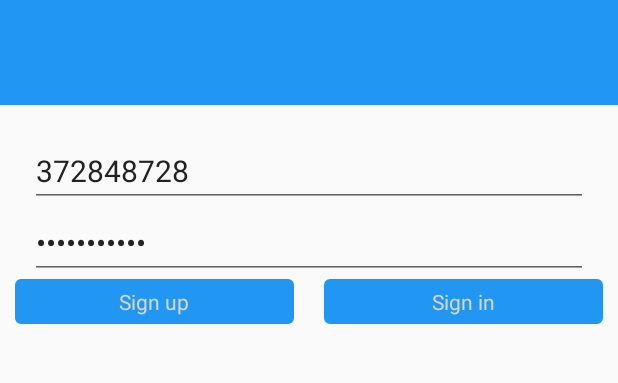
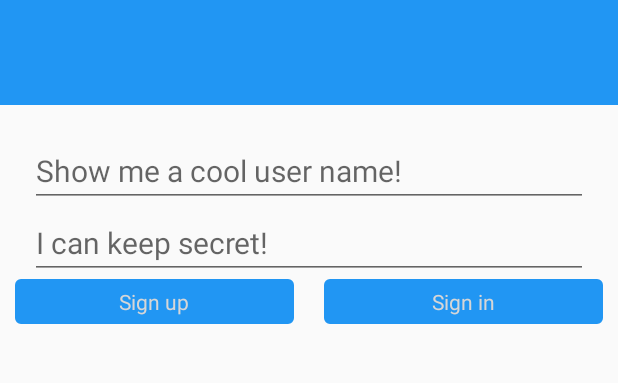
Before and after one commit to melvin11112015/YiJi, an Android app: the fragment NoUserFragment placed in its activity, on a phone screen of 412 x 824 dp, the part 279-662 px from its top. Run offline under Robolectric (Android 15) with nearby library versions, the phone set to English and light mode, and no system bars; our stand-ins replace ButterKnife, CircleImageView, EventBus; libraries missing offline, so code that uses them is left out: com.afollestad.materialdialogs, com.daimajia.androidanimations, com.dd, com.github.johnpersano.supertoasts, com.orhanobut.logger and 3 more; plain views replace MaterialEditText; 11 statements that could not run were skipped.

Commit message:
fix some display problems

```diff
--- a/app/src/main/java/io/github/yylyingy/yiji/activities/AddRecordActivity.java
+++ b/app/src/main/java/io/github/yylyingy/yiji/activities/AddRecordActivity.java
@@ -2,6 +2,7 @@ package io.github.yylyingy.yiji.activities;
 
 import android.content.Intent;
 import android.support.v4.app.FragmentManager;
+import android.support.v4.app.FragmentTransaction;
 import android.support.v7.app.ActionBar;
 import android.support.v7.app.ActionBarDrawerToggle;
 import android.support.v7.app.AppCompatActivity;
@@ -22,6 +23,7 @@ import io.github.yylyingy.yiji.ui.TagChooseFragment;
 
 public class AddRecordActivity extends BaseActivity implements TagChooseFragment.OnTagItemSelectedListener {
 
+    private static final String FRAGMENT_TAG = "1";
     @BindView(R.id.toolbar)
     protected Toolbar mToolbar;
     AddRecordFragment   mRecordFragment;
@@ -43,11 +45,14 @@ public class AddRecordActivity extends BaseActivity implements TagChooseFragment
         DrawerArrowDrawable arrowDrawable = new DrawerArrowDrawable(this);
         arrowDrawable.setColor(getResources().getColor(R.color.colorWhite));
         mToolbar.setNavigationIcon(arrowDrawable);
-        mRecordFragment = new AddRecordFragment();
-        mFragmentManager.beginTransaction()
-                .replace(R.id.container,mRecordFragment)
-                .show(mRecordFragment)
-                .commit();
+        mRecordFragment = (AddRecordFragment) mFragmentManager.findFragmentByTag(FRAGMENT_TAG);
+        if (mRecordFragment == null) {
+            mRecordFragment = new AddRecordFragment();
+            FragmentTransaction transaction = mFragmentManager.beginTransaction();
+            transaction.replace(R.id.container, mRecordFragment, FRAGMENT_TAG)
+                    .show(mRecordFragment)
+                    .commit();
+        }
     }
 
     @Override
@@ -55,11 +60,6 @@ public class AddRecordActivity extends BaseActivity implements TagChooseFragment
         startActivity(new Intent(AddRecordActivity.this,MainActivity.class));
         return super.onOptionsItemSelected(item);
     }
-
-//    @Override
-//    protected void initButterKnife() {
-//        mUnbinder = ButterKnife.bind(this);
-//    }
 
     @Override
     public void onTagItemPicked(int position) {
--- a/app/src/main/java/io/github/yylyingy/yiji/addrecord/AddRecordFragment.java
+++ b/app/src/main/java/io/github/yylyingy/yiji/addrecord/AddRecordFragment.java
@@ -160,6 +160,8 @@ public class AddRecordFragment extends BaseFragment {
             }
         });
 
+
+
         eraser.setOnClickListener(new View.OnClickListener() {
             @Override
             public void onClick(View v) {
@@ -173,5 +175,4 @@ public class AddRecordFragment extends BaseFragment {
 
     }
 
-
 }
--- a/app/src/main/java/io/github/yylyingy/yiji/ui/EditMoneyFragment.java
+++ b/app/src/main/java/io/github/yylyingy/yiji/ui/EditMoneyFragment.java
@@ -94,6 +94,16 @@ public class EditMoneyFragment extends Fragment {
         return mView;
     }
 
+    @Override
+    public void onViewCreated(View view, @Nullable Bundle savedInstanceState) {
+        super.onViewCreated(view, savedInstanceState);
+        setTagImage(R.color.transparent);
+        setTagName("");
+        setTagId(-1);
+        setNumberText("");
+        setHelpText(" ");
+    }
+
     public interface OnTagItemSelectedListener {
         void onTagItemPicked(int position);
     }
--- a/app/src/main/res/layout/fragment_no_account.xml
+++ b/app/src/main/res/layout/fragment_no_account.xml
@@ -40,7 +40,6 @@
             android:layout_marginRight="20dp"
             android:textColor="@color/drawer_text"
             android:textSize="20sp"
-            android:text="372848728"
             android:hint="@string/register_user_name"
             android:singleLine="true"
             app:met_baseColor="@color/my_blue"
@@ -59,7 +58,6 @@
             android:textColor="@color/drawer_text"
             android:textSize="20sp"
             android:maxLength="16"
-            android:text="19920615yyl"
             android:hint="@string/register_password"
             android:inputType="textPassword"
             android:singleLine="true"
```
Also changed, not shown: 13 other files.
